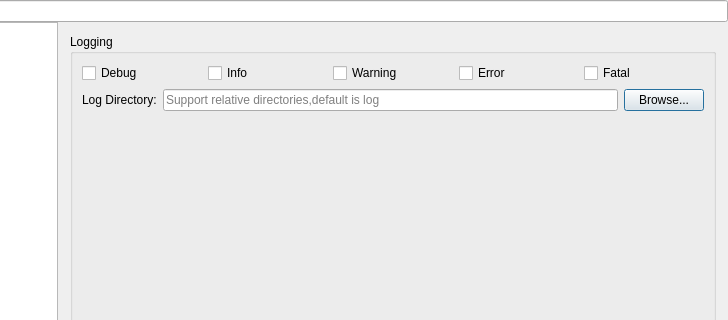
Qt form ui/SettingsDialog.ui (Hendrix4858/AltTaber) before a commit; both pictures show x 122 to 850 and y 0 to 320 of the 850 by 550 pixel window.
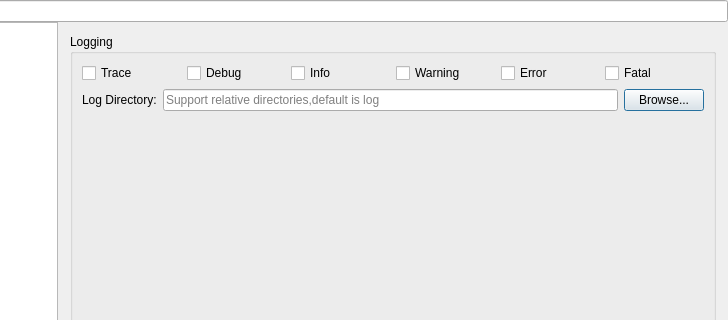
The same form after that commit. The open tabs and pages were chosen to show the change.

Commit message: [Refactor] Introduce Trace log level and enhance logging throughout the application

The edit to the form file:
```diff
--- a/ui/SettingsDialog.ui
+++ b/ui/SettingsDialog.ui
@@ -391,6 +391,13 @@
            <layout class="QFormLayout" name="logFormLayout">
             <item row="0" column="0" colspan="2">
              <layout class="QHBoxLayout" name="logCheckLayout">
+               <item>
+                <widget class="QCheckBox" name="chkLogTrace">
+                 <property name="text">
+                  <string>Trace</string>
+                 </property>
+                </widget>
+               </item>
               <item>
                <widget class="QCheckBox" name="chkLogDebug">
                 <property name="text">
```
Lines whose indentation alone changed are shown as unchanged. The commit also changes 10 other files.
